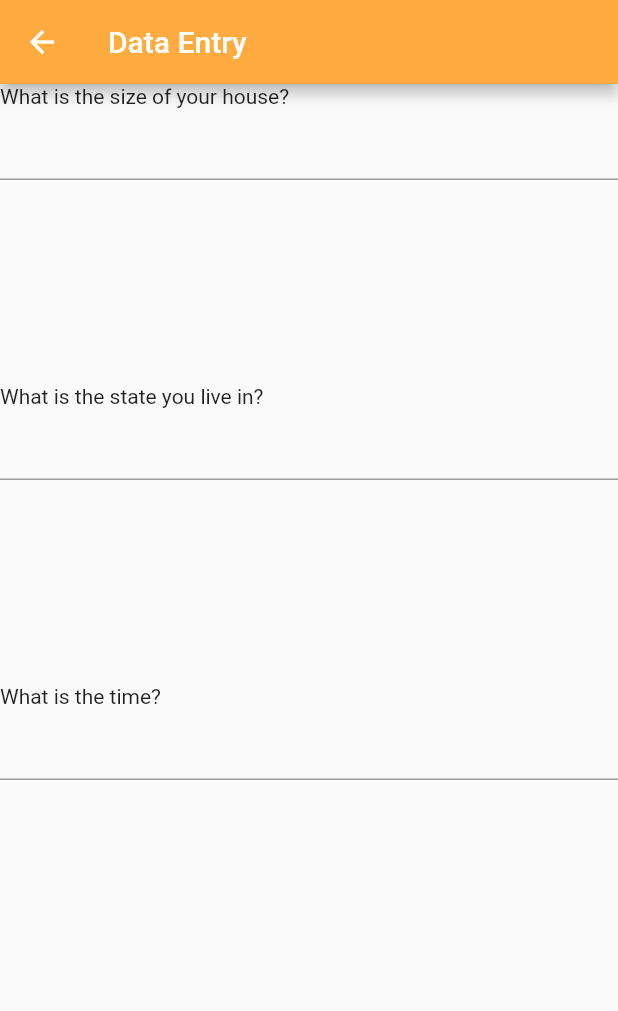
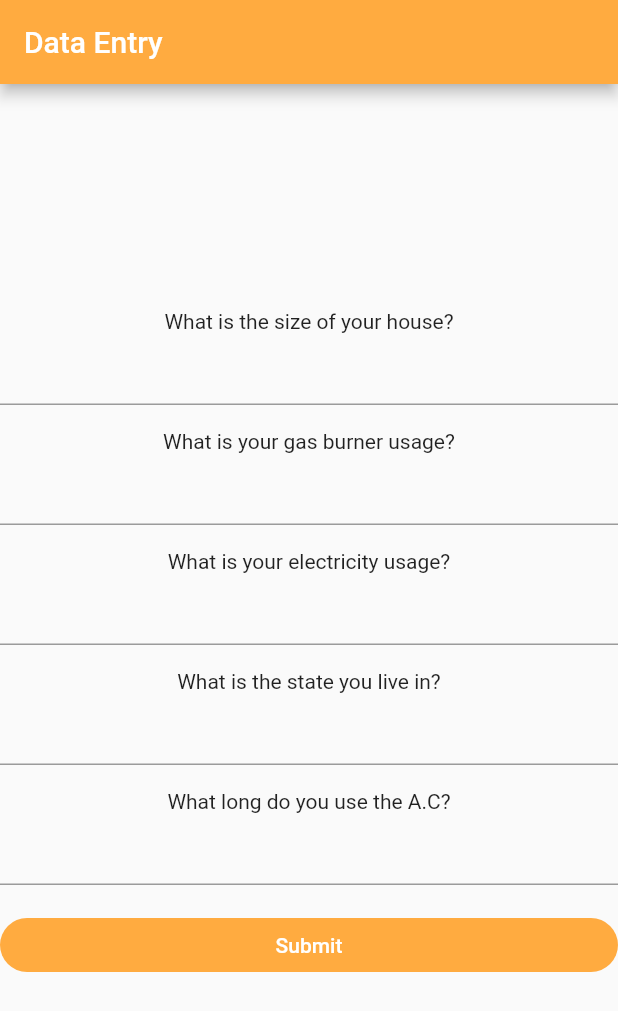
Before and after one commit to AdityaUI/climate_change_central, a Flutter app: the dataEntry screen opened directly, on a phone screen of 412 x 824 dp. Shown: the top 1011 px of the screen. Run offline on Flutter 3.47's test engine with Material 2 defaults, Android fonts, the phone set to English and light mode, and no system bars; our stand-ins replace google_maps_flutter; missing offline and left inert: dart:ffi.

Commit message:
added 5 final variables that'll be used for CO2 emission
houseSize - double
state - String
time - int
gas - double
electricity - double

```diff
--- a/lib/dataEntry_page.dart
+++ b/lib/dataEntry_page.dart
@@ -18,16 +18,22 @@ class _dataEntryState extends State<dataEntry> {
   double houseSize;
   String state;
   int time;
+  double gas;
+  double electricity;
 
   final sizeHouseControl = new TextEditingController();
   final stateControl = new TextEditingController();
-  final timeControl = new TextEditingController();
+  final ACtimeControl = new TextEditingController();
+  final gasburnerControl = new TextEditingController();
+  final electricityControl = new TextEditingController();
+
 
   void setVariables () {
     houseSize = double.parse(sizeHouseControl.text);
     state = stateControl.text;
-    time = int.parse(timeControl.text);
-
+    time = int.parse(ACtimeControl.text);
+    gas = double.parse(gasburnerControl.text);
+    electricity = double.parse(electricityControl.text);
   }
 
   _dataEntryState(this.houseSize, this.state, this.time);
@@ -40,12 +46,21 @@ class _dataEntryState extends State<dataEntry> {
         backgroundColor: Colors.orangeAccent,
       ),
       body:
-      new ListView(
+      new Container(
+        alignment: AlignmentDirectional(0.0, 0.0),
+        height: 1000,
+        child: ListView(
           children: <Widget>[
+
             SizedBox(
-            height: 200,
+              height: 150,
               width: 360,
-            child: ListView(
+            ),
+            SizedBox(
+              height: 80,
+              width: 360,
+              child: Column(
+
                 children: <Widget>[
                   Text(
                       'What is the size of your house?'
@@ -57,9 +72,37 @@ class _dataEntryState extends State<dataEntry> {
               ),
             ),
             SizedBox(
-            height: 200,
+              height: 80,
               width: 360,
-            child: ListView(
+              child: Column(
+                children: <Widget>[
+                  Text(
+                      'What is your gas burner usage?'
+                  ),
+                  TextField(
+                    controller: gasburnerControl,
+                  )
+                ],
+              ),
+            ),
+            SizedBox(
+              height: 80,
+              width: 360,
+              child: Column(
+                children: <Widget>[
+                  Text(
+                      'What is your electricity usage?'
+                  ),
+                  TextField(
+                    controller: electricityControl,
+                  )
+                ],
+              ),
+            ),
+            SizedBox(
+              height: 80,
+              width: 360,
+              child: Column(
                 children: <Widget>[
                   Text(
                       'What is the state you live in?'
@@ -71,20 +114,33 @@ class _dataEntryState extends State<dataEntry> {
               ),
             ),
             SizedBox(
-            height: 200,
+              height: 80,
               width: 360,
-            child: ListView(
+              child: Column(
                 children: <Widget>[
                   Text(
-                    'What is the time?'
+                      'What long do you use the A.C?'
                   ),
                   TextField(
-                  controller: timeControl,
+                    controller: ACtimeControl,
                   )
                 ],
               ),
             ),
+            FlatButton(
+              child: Text('Submit'),
+              color: Colors.orangeAccent,
+              textColor: Colors.white,
+              shape: RoundedRectangleBorder(
+                borderRadius: BorderRadius.circular(40.0),
+              ),
+              onPressed: () => {
+                /*TODO*/
+                //implement submit
+              },
+            )
           ],
+        ),
       )
     );
   }
--- a/lib/main.dart
+++ b/lib/main.dart
@@ -1,5 +1,6 @@
 import 'package:flutter/material.dart';
 import 'package:google_maps_flutter/google_maps_flutter.dart';
+import 'package:climate_change_central/dataEntry_page.dart';
 
 void main() => runApp(MyApp());
 
@@ -21,7 +22,7 @@ class MyApp extends StatelessWidget {
         // is not restarted.
         primarySwatch: Colors.blue,
       ),
-      home: MyHomePage(title: 'Flutter Demo Home Page'),
+      home: dataEntry(),
     );
   }
 }
```
Lines whose indentation alone changed are shown as unchanged.
